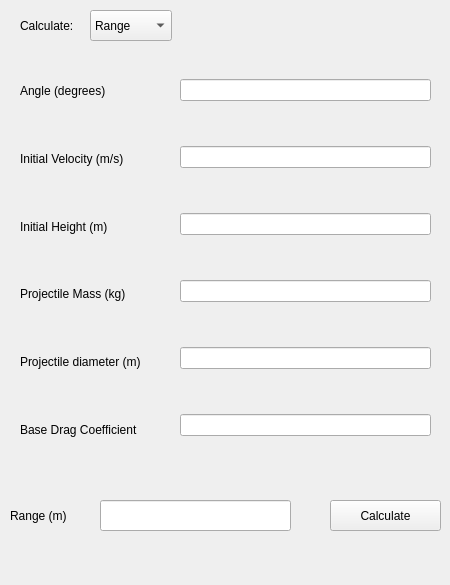
Above: ballisticcalculator.ui from Olafseisler/BallisticCalculator-C- before the change. Below: the same form after it.
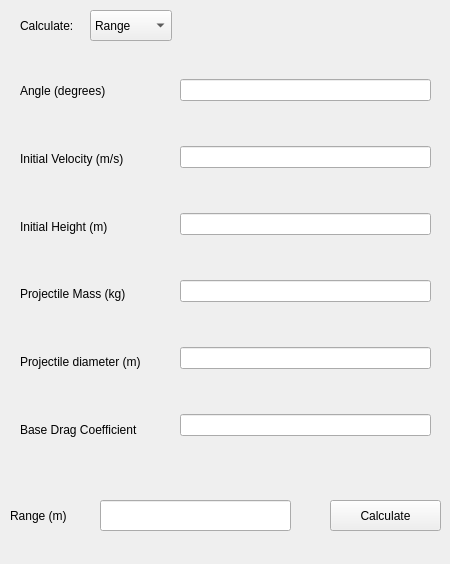
That is the form after the change.

Patch:
```diff
--- a/ballisticcalculator.ui
+++ b/ballisticcalculator.ui
@@ -7,7 +7,7 @@
     <x>0</x>
     <y>0</y>
     <width>450</width>
-    <height>585</height>
+    <height>564</height>
    </rect>
   </property>
   <property name="sizePolicy">
```
